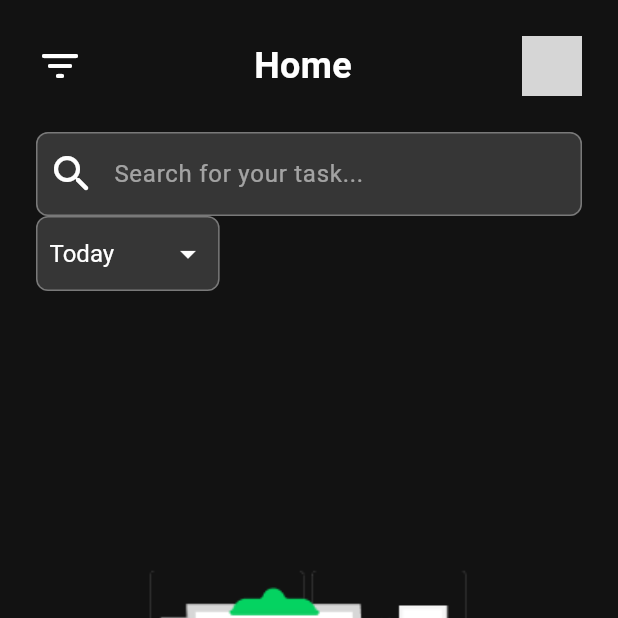
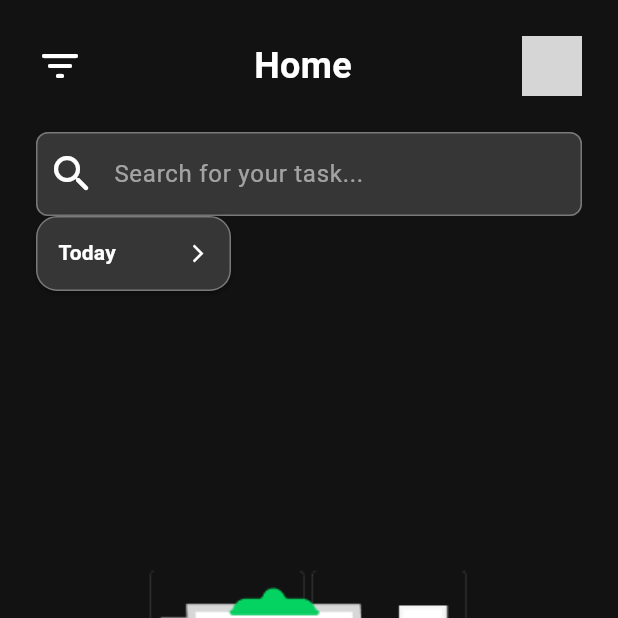
Before and after one commit to caiohfreire/nano, a Flutter app: the screen it shows after launch, swiped to page 3, on a phone screen of 412 x 824 dp, the top half of it. Run offline on Flutter 3.47's test engine with Material 3 defaults, Android fonts, the light colour scheme and no system bars; drawn by our look-alikes of curved_navigation_bar, dropdown_button2; our stand-ins replace circular_countdown_timer; missing offline and left inert: d_chart, duration_time_picker, flutter_calendar_week, msh_checkbox; network calls fail; grey boxes are pictures that could not be loaded.

Commit message:
feat(dropdown): add new dropdown component

```diff
--- a/lib/screens/home.screen.dart
+++ b/lib/screens/home.screen.dart
@@ -38,7 +38,7 @@ class _HomeState extends State<Home> {
               Padding(
                 padding: EdgeInsets.symmetric(horizontal: 12),
               ),
-              PickerWidget(),
+              DropdownWidget(),
             ],
           ),
           widget.hasTask
--- a/lib/widgets/shared/picker.widget.dart
+++ b/lib/widgets/shared/picker.widget.dart
@@ -1,14 +1,15 @@
+import 'package:dropdown_button2/dropdown_button2.dart';
 import 'package:flutter/material.dart';
 import 'package:nano/assets/colors/colors.dart';
 
-class PickerWidget extends StatefulWidget {
-  const PickerWidget({super.key});
+class DropdownWidget extends StatefulWidget {
+  const DropdownWidget({super.key});
 
   @override
-  _PickerWidgetState createState() => _PickerWidgetState();
+  _DropdownWidgetState createState() => _DropdownWidgetState();
 }
 
-class _PickerWidgetState extends State<PickerWidget> {
+class _DropdownWidgetState extends State<DropdownWidget> {
   final List<String> options = [
     'Today',
     'This Week',
@@ -20,38 +21,92 @@ class _PickerWidgetState extends State<PickerWidget> {
 
   @override
   Widget build(BuildContext context) {
-    return Container(
-      padding: const EdgeInsets.symmetric(horizontal: 8),
-      decoration: BoxDecoration(
-        color: XColors.terrary,
-        borderRadius: BorderRadius.circular(8),
-        border: Border.all(
-          color: XColors.grey400,
+    return DropdownButtonHideUnderline(
+      child: DropdownButton2<String>(
+        isExpanded: true,
+        hint: const Row(
+          children: [
+            Icon(
+              Icons.list,
+              size: 16,
+              color: Colors.yellow,
+            ),
+            SizedBox(
+              width: 4,
+            ),
+            Expanded(
+              child: Text(
+                'Select Item',
+                style: TextStyle(
+                  fontSize: 14,
+                  fontWeight: FontWeight.bold,
+                  color: Colors.yellow,
+                ),
+                overflow: TextOverflow.ellipsis,
+              ),
+            ),
+          ],
         ),
-      ),
-      child: DropdownButtonHideUnderline(
-        child: DropdownButton<String>(
-          value: selectedValue,
-          icon: const Icon(
-            Icons.arrow_drop_down,
-            color: Colors.white,
+        items: options
+            .map(
+              (String item) => DropdownMenuItem<String>(
+                value: item,
+                child: Text(
+                  item,
+                  style: const TextStyle(
+                    fontSize: 14,
+                    fontWeight: FontWeight.bold,
+                    color: Colors.white,
+                  ),
+                  overflow: TextOverflow.ellipsis,
+                ),
+              ),
+            )
+            .toList(),
+        value: selectedValue,
+        onChanged: (String? value) {
+          setState(() {
+            selectedValue = value!;
+          });
+        },
+        buttonStyleData: ButtonStyleData(
+          height: 50,
+          width: 130,
+          padding: const EdgeInsets.only(left: 14, right: 14),
+          decoration: BoxDecoration(
+            borderRadius: BorderRadius.circular(14),
+            border: Border.all(
+              color: XColors.grey400,
+            ),
+            color: XColors.terrary,
           ),
-          dropdownColor: XColors.terrary,
-          style: const TextStyle(
-            color: Colors.white,
-            fontSize: 16,
+          elevation: 2,
+        ),
+        iconStyleData: const IconStyleData(
+          icon: Icon(
+            Icons.arrow_forward_ios_outlined,
           ),
-          onChanged: (String? newValue) {
-            setState(() {
-              selectedValue = newValue!;
-            });
-          },
-          items: options.map<DropdownMenuItem<String>>((String value) {
-            return DropdownMenuItem<String>(
-              value: value,
-              child: Text(value),
-            );
-          }).toList(),
+          iconSize: 14,
+          iconEnabledColor: Colors.white,
+          iconDisabledColor: Colors.grey,
+        ),
+        dropdownStyleData: DropdownStyleData(
+          maxHeight: 200,
+          width: 150,
+          decoration: BoxDecoration(
+            borderRadius: BorderRadius.circular(14),
+            color: XColors.terrary,
+          ),
+          offset: const Offset(0, 0),
+          scrollbarTheme: ScrollbarThemeData(
+            radius: const Radius.circular(40),
+            thickness: WidgetStateProperty.all<double>(6),
+            thumbVisibility: WidgetStateProperty.all<bool>(true),
+          ),
+        ),
+        menuItemStyleData: const MenuItemStyleData(
+          height: 40,
+          padding: EdgeInsets.only(left: 14, right: 14),
         ),
       ),
     );
--- a/pubspec.yaml
+++ b/pubspec.yaml
@@ -43,6 +43,7 @@ dependencies:
   duration_time_picker: ^1.0.1
   d_chart: ^2.8.0
   msh_checkbox: ^2.0.1
+  dropdown_button2: ^2.3.9
 
 dev_dependencies:
   flutter_test:
```
Also changed, not shown: pubspec.lock.
